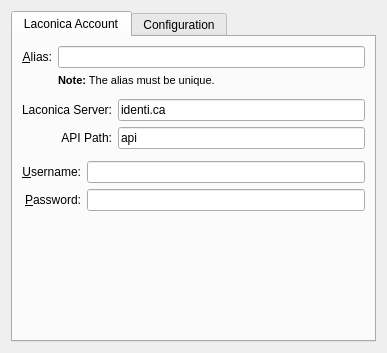
First picture: the form in microblogs/laconica/laconicaeditaccount_base.ui, repository KDE/choqok, before the edit.
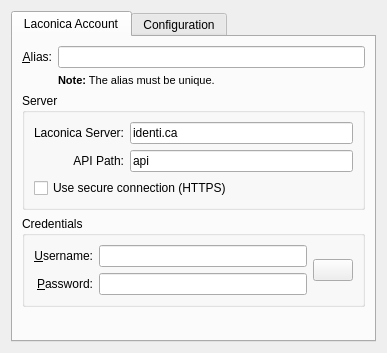
Second picture: the form after the edit. Custom widgets are drawn as their Qt base class.

```diff
--- a/microblogs/laconica/laconicaeditaccount_base.ui
+++ b/microblogs/laconica/laconicaeditaccount_base.ui
@@ -72,9 +72,10 @@
         </layout>
        </item>
        <item>
-        <widget class="KSeparator" name="kseparator"/>
-       </item>
-       <item>
+        <widget class="QGroupBox" name="groupBox_2">
+         <property name="title">
+          <string>Server</string>
+         </property>
         <layout class="QGridLayout" name="gridLayout">
          <item row="0" column="0">
           <widget class="QLabel" name="label_2">
@@ -110,15 +111,34 @@
            </property>
           </widget>
          </item>
-        </layout>
+          <item row="2" column="0" colspan="2">
+           <widget class="QCheckBox" name="kcfg_secure">
+            <property name="text">
+             <string>Use secure connection (HTTPS)</string>
+            </property>
+           </widget>
+          </item>
+         </layout>
+        </widget>
        </item>
        <item>
-        <widget class="KSeparator" name="kseparator_2"/>
-       </item>
+        <widget class="QGroupBox" name="kcfg_credentialsBox">
+         <property name="title">
+          <string>Credentials</string>
+         </property>
+         <layout class="QVBoxLayout" name="verticalLayout_4">
        <item>
-        <layout class="QGridLayout" name="gridLayout_3">
+           <layout class="QHBoxLayout" name="horizontalLayout">
+            <item>
+             <layout class="QGridLayout" name="gridLayout_2">
          <item row="0" column="0">
           <widget class="QLabel" name="textLabel1">
+                <property name="sizePolicy">
+                 <sizepolicy hsizetype="Maximum" vsizetype="Preferred">
+                  <horstretch>0</horstretch>
+                  <verstretch>0</verstretch>
+                 </sizepolicy>
+                </property>
            <property name="text">
             <string>&amp;Username:</string>
            </property>
@@ -139,6 +159,12 @@
          </item>
          <item row="1" column="0">
           <widget class="QLabel" name="textLabel1_2">
+                <property name="sizePolicy">
+                 <sizepolicy hsizetype="Preferred" vsizetype="Preferred">
+                  <horstretch>0</horstretch>
+                  <verstretch>0</verstretch>
+                 </sizepolicy>
+                </property>
            <property name="text">
             <string>&amp;Password:</string>
            </property>
@@ -152,6 +178,12 @@
          </item>
          <item row="1" column="1">
           <widget class="KLineEdit" name="kcfg_password">
+                <property name="sizePolicy">
+                 <sizepolicy hsizetype="MinimumExpanding" vsizetype="Fixed">
+                  <horstretch>0</horstretch>
+                  <verstretch>0</verstretch>
+                 </sizepolicy>
+                </property>
            <property name="toolTip">
             <string>The password associated to your user name for the service</string>
            </property>
@@ -166,6 +198,24 @@
         </layout>
        </item>
        <item>
+             <widget class="KPushButton" name="kcfg_test">
+              <property name="sizePolicy">
+               <sizepolicy hsizetype="Maximum" vsizetype="Fixed">
+                <horstretch>0</horstretch>
+                <verstretch>0</verstretch>
+               </sizepolicy>
+              </property>
+              <property name="toolTip">
+               <string>Verify Credential</string>
+              </property>
+             </widget>
+            </item>
+           </layout>
+          </item>
+         </layout>
+        </widget>
+       </item>
+       <item>
         <spacer name="verticalSpacer_2">
          <property name="orientation">
           <enum>Qt::Vertical</enum>
@@ -185,13 +235,6 @@
        <string>Configuration</string>
       </attribute>
       <layout class="QVBoxLayout" name="verticalLayout_3">
-       <item>
-        <widget class="QCheckBox" name="kcfg_secure">
-         <property name="text">
-          <string>Use secure connection (HTTPS)</string>
-         </property>
-        </widget>
-       </item>
        <item>
         <widget class="QCheckBox" name="kcfg_doNotShowRepliesOnHome">
          <property name="text">
@@ -222,6 +265,11 @@
   </layout>
  </widget>
  <customwidgets>
+  <customwidget>
+   <class>KPushButton</class>
+   <extends>QPushButton</extends>
+   <header>kpushbutton.h</header>
+  </customwidget>
   <customwidget>
    <class>KLineEdit</class>
    <extends>QLineEdit</extends>
@@ -233,11 +281,6 @@
    <header>ktabwidget.h</header>
    <container>1</container>
   </customwidget>
-  <customwidget>
-   <class>KSeparator</class>
-   <extends>QFrame</extends>
-   <header>kseparator.h</header>
-  </customwidget>
  </customwidgets>
  <resources/>
  <connections/>
```
Left out of the diff: 16 changed lines with no effect on the pictures. Lines whose indentation alone changed are shown as unchanged.
